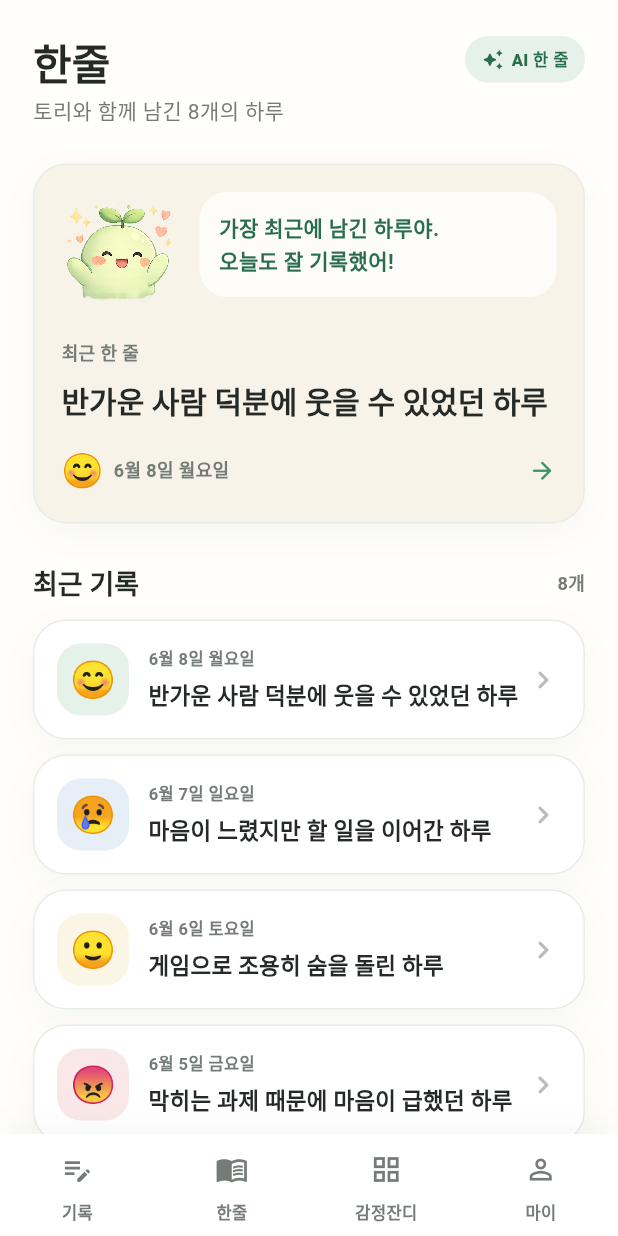
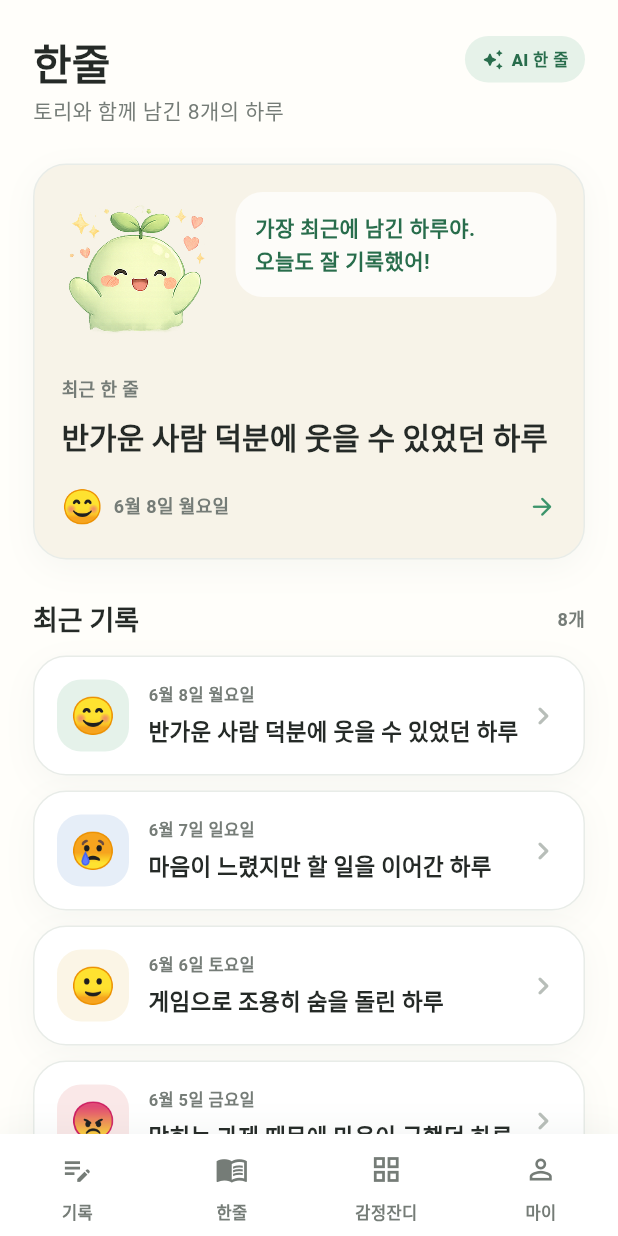
Before and after one commit to yseho031018/rhythm-archive, a Flutter app: the screen it shows after launch, item 2 of the bottom bar chosen, on a phone screen of 412 x 824 dp. Run offline on Flutter 3.47's test engine with Material 3 defaults, Android fonts, the phone set to English and light mode, and no system bars; our stand-ins replace shared_preferences; Roboto replaces fonts that are missing (Segoe UI).

Commit message:
style: 토리 마스코트 크기 전체적으로 확대 (~30%)
채팅 헤더/한줄/통계/결과 화면의 ToriMascot size 및 기본값을 키워
마스코트가 더 또렷하게 보이도록 함. 레이아웃 오버플로 없음.

Co-Authored-By: Claude Opus 4.8 <noreply@anthropic.com>

```diff
--- a/lib/prototype/screens/diary_screen.dart
+++ b/lib/prototype/screens/diary_screen.dart
@@ -56,7 +56,7 @@ class DiaryScreen extends StatelessWidget {
               const SoftCard(
                 child: Row(
                   children: [
-                    ToriMascot(expression: ToriExpression.sleeping, size: 88),
+                    ToriMascot(expression: ToriExpression.sleeping, size: 114),
                     SizedBox(width: 14),
                     Expanded(child: Text('아직 기록이 없어요.\n토리와 오늘의 한 줄을 남겨보세요.')),
                   ],
@@ -104,7 +104,7 @@ class _LatestEntryCard extends StatelessWidget {
           Row(
             crossAxisAlignment: CrossAxisAlignment.start,
             children: [
-              const ToriMascot(expression: ToriExpression.complete, size: 80),
+              const ToriMascot(expression: ToriExpression.complete, size: 104),
               const SizedBox(width: 12),
               Expanded(
                 child: Container(
@@ -252,7 +252,7 @@ class DiaryDetailScreen extends StatelessWidget {
                     children: [
                       const ToriMascot(
                         expression: ToriExpression.journal,
-                        size: 98,
+                        size: 128,
                       ),
                       const SizedBox(width: 12),
                       Expanded(
--- a/lib/prototype/screens/my_screen.dart
+++ b/lib/prototype/screens/my_screen.dart
@@ -511,7 +511,7 @@ class _AiInsightCard extends StatelessWidget {
       child: Row(
         crossAxisAlignment: CrossAxisAlignment.start,
         children: [
-          ToriMascot(expression: expression, size: 72),
+          ToriMascot(expression: expression, size: 94),
           const SizedBox(width: 12),
           Expanded(
             child: Column(
--- a/lib/prototype/screens/record_screen.dart
+++ b/lib/prototype/screens/record_screen.dart
@@ -530,7 +530,7 @@ class _GeneratedDiaryScreenState extends State<_GeneratedDiaryScreen> {
                     children: [
                       const ToriMascot(
                         expression: ToriExpression.complete,
-                        size: 80,
+                        size: 104,
                       ),
                       const SizedBox(width: 12),
                       Expanded(
@@ -618,7 +618,7 @@ class _GeneratedDiaryScreenState extends State<_GeneratedDiaryScreen> {
                       children: [
                         const ToriMascot(
                           expression: ToriExpression.journal,
-                          size: 36,
+                          size: 48,
                         ),
                         const SizedBox(width: 10),
                         const Expanded(
--- a/lib/prototype/widgets/tori_chat_header.dart
+++ b/lib/prototype/widgets/tori_chat_header.dart
@@ -59,7 +59,7 @@ class ToriChatHeader extends StatelessWidget {
         Row(
           crossAxisAlignment: CrossAxisAlignment.start,
           children: [
-            ToriMascot(expression: expression, size: 84),
+            ToriMascot(expression: expression, size: 110),
             const SizedBox(width: 12),
             Expanded(
               child: Container(
--- a/lib/prototype/widgets/tori_mascot.dart
+++ b/lib/prototype/widgets/tori_mascot.dart
@@ -6,7 +6,7 @@ class ToriMascot extends StatelessWidget {
   const ToriMascot({
     super.key,
     this.expression = ToriExpression.hello,
-    this.size = 72,
+    this.size = 94,
   });
 
   final ToriExpression expression;
```
